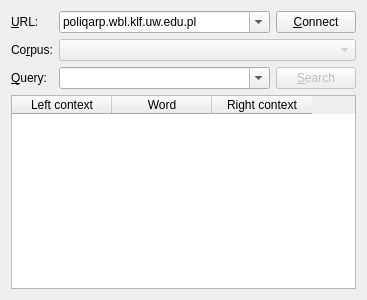
Above: src/poliqarpwidget.ui from jsbien/djview-poliqarp_fork before the change. Below: the same form after it.
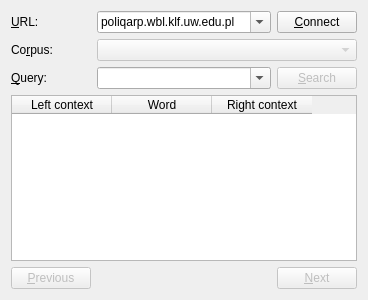
That is the form after the change.

Commit message: Basic support for next/previous items. Previous items are cached.

Diff of the .ui file:
```diff
--- a/src/poliqarpwidget.ui
+++ b/src/poliqarpwidget.ui
@@ -74,7 +74,7 @@
      </property>
     </widget>
    </item>
-   <item row="3" column="0" colspan="3">
+   <item row="4" column="0" colspan="3">
     <widget class="QTableWidget" name="resultTableWidget">
      <property name="editTriggers">
       <set>QAbstractItemView::NoEditTriggers</set>
@@ -144,6 +144,26 @@
      </property>
     </widget>
    </item>
+   <item row="5" column="0">
+    <widget class="QPushButton" name="previousButton">
+     <property name="enabled">
+      <bool>false</bool>
+     </property>
+     <property name="text">
+      <string>&amp;Previous</string>
+     </property>
+    </widget>
+   </item>
+   <item row="5" column="2">
+    <widget class="QPushButton" name="nextButton">
+     <property name="enabled">
+      <bool>false</bool>
+     </property>
+     <property name="text">
+      <string>&amp;Next</string>
+     </property>
+    </widget>
+   </item>
   </layout>
  </widget>
  <tabstops>
```
The commit also changes 3 other files.
